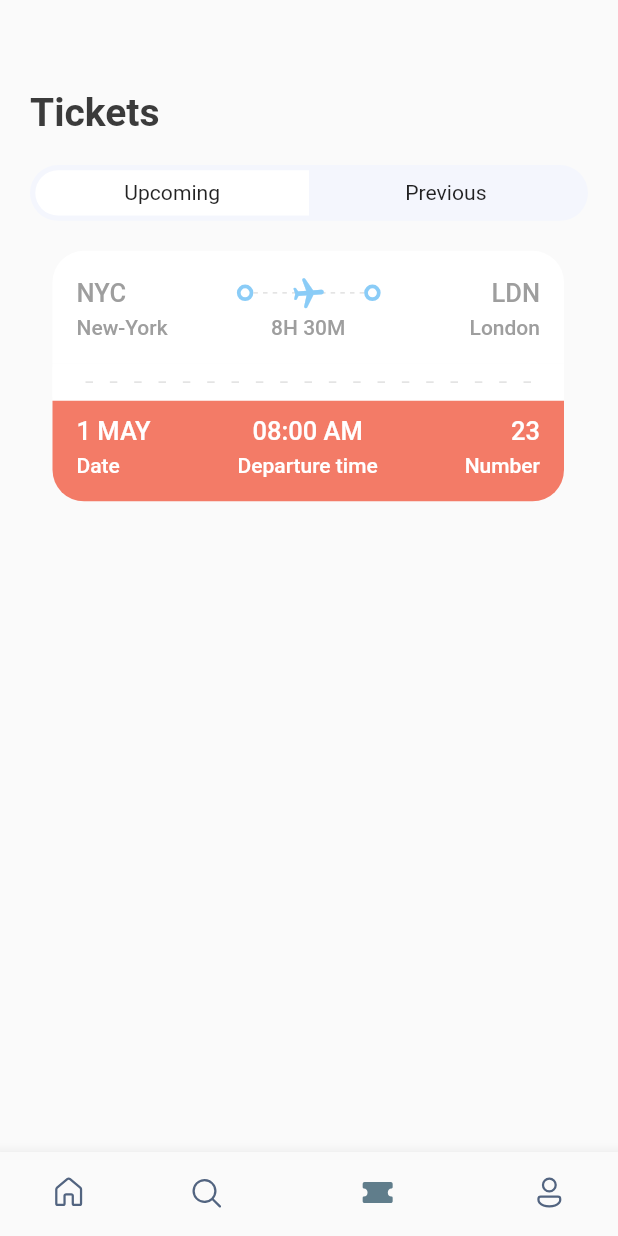
After one commit to Linabousbih/TravelApp, a Flutter app: the screen it shows after launch, item 3 of the bottom bar chosen, on a phone screen of 412 x 824 dp. The commit adds this screen. Run offline on Flutter 3.47's test engine with Material 2 defaults, Android fonts, the phone set to English and light mode, and no system bars; our stand-ins replace fluentui_icons, gap, get.

Commit message:
Third page

```diff
--- a/lib/screens/bottom_bar.dart
+++ b/lib/screens/bottom_bar.dart
@@ -1,5 +1,6 @@
 import 'package:first_one/screens/home_screen.dart';
 import 'package:first_one/screens/search_screen.dart';
+import 'package:first_one/screens/ticket_screen.dart';
 import 'package:fluentui_icons/fluentui_icons.dart';
 import 'package:flutter/cupertino.dart';
 import 'package:flutter/material.dart';
@@ -18,7 +19,7 @@ int _selectedIndex=0;
   static final List<Widget> _widgetOptions = <Widget>[
     const HomeScreen(),
     const SearchScreen(),
-    const Text("Tickets"),
+    const TicketScreen(),
     const Text("Profile")
   ];
 
--- a/lib/screens/search_screen.dart
+++ b/lib/screens/search_screen.dart
@@ -2,6 +2,7 @@ import 'package:first_one/utils/app_layout.dart';
 import 'package:first_one/utils/app_styles.dart';
 import 'package:first_one/widgets/double_text_widget.dart';
 import 'package:first_one/widgets/icon_text_widget.dart';
+import 'package:first_one/widgets/ticket_tabs.dart';
 import 'package:flutter/material.dart';
 import 'package:first_one/utils/app_styles.dart';
 import 'package:gap/gap.dart';
@@ -28,50 +29,7 @@ class SearchScreen extends StatelessWidget {
 
             /*************************First part***********************/
 
-            FittedBox(
-              child: Container(
-                padding: EdgeInsets.all(3.5),
-                child: Row(
-                  children: [
-                    /*
-                *********************
-                ***Airline tickets***
-                *********************
-                */
-                    Container(
-                      padding: EdgeInsets.symmetric(
-                          vertical: AppLayout.getHeight(7)),
-                      width: size.width * .44,
-                      decoration: BoxDecoration(
-                          borderRadius: BorderRadius.horizontal(
-                              left: Radius.circular(AppLayout.getHeight(50))),
-                          color: Colors.white),
-                      child: Center(child: Text("Aireline tickets")),
-                    ),
-
-                    /*
-                *********************
-                ***Hotels***
-                *********************
-                */
-                    Container(
-                      padding: EdgeInsets.symmetric(
-                          vertical: AppLayout.getHeight(7)),
-                      width: size.width * .44,
-                      decoration: BoxDecoration(
-                          borderRadius: BorderRadius.horizontal(
-                              right: Radius.circular(AppLayout.getHeight(50))),
-                          color: Colors.transparent),
-                      child: Center(child: Text("Hotels")),
-                    )
-                  ],
-                ),
-                decoration: BoxDecoration(
-                    borderRadius:
-                        BorderRadius.circular(AppLayout.getHeight(50)),
-                    color: const Color(0xFFF4F6FD)),
-              ),
-            ),
+            const AppTicketsTabs(firstTab: "Airline tickets", secondTab: "Hotels"),
             Gap(AppLayout.getHeight(25)),
 
             /*************************Second part***********************/
--- /dev/null
+++ b/lib/screens/ticket_screen.dart
@@ -0,0 +1,36 @@
+import 'package:first_one/screens/ticket_view.dart';
+import 'package:first_one/utils/app_info_list.dart';
+import 'package:first_one/utils/app_layout.dart';
+import 'package:first_one/utils/app_styles.dart';
+import 'package:first_one/widgets/ticket_tabs.dart';
+import 'package:flutter/material.dart';
+import 'package:gap/gap.dart';
+
+class TicketScreen extends StatelessWidget {
+  const TicketScreen({super.key});
+
+  @override
+  Widget build(BuildContext context) {
+    final size = AppLayout.getSize(context);
+    return Scaffold(
+      body: ListView(
+          padding: EdgeInsets.symmetric(
+              vertical: AppLayout.getHeight(20),
+              horizontal: AppLayout.getWidth(20)),
+          children: [
+            Gap(AppLayout.getHeight(40)),
+            Text(
+              "Tickets",
+              style: Styles.headlineStyle,
+            ),
+            Gap(AppLayout.getHeight(20)),
+            AppTicketsTabs(firstTab: "Upcoming", secondTab: "Previous"),
+            Gap(AppLayout.getHeight(20)),
+            Container(
+              padding: EdgeInsets.only(left: AppLayout.getHeight(15)),
+              child: TicketView(ticket: ticketList[0],isColor: true,)
+            )
+          ]),
+    );
+  }
+}
--- a/lib/screens/ticket_view.dart
+++ b/lib/screens/ticket_view.dart
@@ -7,14 +7,16 @@ import 'package:gap/gap.dart';
 
 class TicketView extends StatelessWidget {
   final Map<String, dynamic> ticket;
-  const TicketView({Key? key, required this.ticket}):super(key : key);
+  final bool? isColor;
+  const TicketView({Key? key, required this.ticket, this.isColor})
+      : super(key: key);
 
   @override
   Widget build(BuildContext context) {
     final size = AppLayout.getSize(context);
 
     return SizedBox(
-      width: size.width*0.85,
+      width: size.width * 0.85,
       height: AppLayout.getHeight(200),
       child: Container(
         margin: EdgeInsets.only(right: AppLayout.getHeight(16)),
@@ -25,20 +27,25 @@ class TicketView extends StatelessWidget {
             /////////////////////////////
             Container(
               decoration: BoxDecoration(
-                  color: const Color(0xFF526799),
+                  color:
+                      isColor == null ? const Color(0xFF526799) : Colors.white,
                   borderRadius: BorderRadius.only(
                       topLeft: Radius.circular(AppLayout.getHeight(21)),
                       topRight: Radius.circular(AppLayout.getHeight(21)))),
-              padding:  EdgeInsets.all(AppLayout.getHeight(16)),
+              padding: EdgeInsets.all(AppLayout.getHeight(16)),
               child: Column(
                 children: [
                   Row(
                     children: [
-                      Text(ticket['from']['code'], //To access a map inside a map we do variableName[][]
-                          style: Styles.headlineStyleS
-                              .copyWith(color: Colors.white)),
+                      Text(
+                          ticket['from'][
+                              'code'], //To access a map inside a map we do variableName[][]
+                          style: isColor == null
+                              ? Styles.headlineStyleS
+                                  .copyWith(color: Colors.white)
+                              : Styles.headlineStyleS),
                       const Spacer(),
-                      Dot(),
+                      Dot(isColor: true),
                       Expanded(
                         child: Stack(
                           children: [
@@ -59,7 +66,9 @@ class TicketView extends StatelessWidget {
                                               height: 1,
                                               child: DecoratedBox(
                                                   decoration: BoxDecoration(
-                                                color: Colors.white,
+                                                color: isColor == null
+                                                    ? Colors.white
+                                                    : Colors.grey.shade300,
                                               )),
                                             )),
                                   );
@@ -71,17 +80,23 @@ class TicketView extends StatelessWidget {
                               angle: 1.5,
                               child: Icon(
                                 Icons.local_airport_rounded,
-                                color: Colors.white,
+                                color: isColor == null
+                                    ? Colors.white
+                                    : Color(0xFF8ACCF7),
                               ),
                             )),
                           ],
                         ),
                       ),
-                      Dot(),
+                      Dot(
+                        isColor: true,
+                      ),
                       const Spacer(),
                       Text(ticket['to']['code'],
-                          style: Styles.headlineStyleS
-                              .copyWith(color: Colors.white)),
+                          style: isColor == null
+                              ? Styles.headlineStyleS
+                                  .copyWith(color: Colors.white)
+                              : Styles.headlineStyleS),
                     ],
                   ),
                   const Gap(3),
@@ -91,19 +106,25 @@ class TicketView extends StatelessWidget {
                       SizedBox(
                           width: AppLayout.getWidth(100),
                           child: Text(ticket['from']['name'],
-                              style: Styles.headlineStyleXS
-                                  .copyWith(color: Colors.white))),
+                              style: isColor == null
+                                  ? Styles.headlineStyleXS
+                                      .copyWith(color: Colors.white)
+                                  : Styles.headlineStyleXS)),
                       Text(
                         ticket['flying_time'],
-                        style: Styles.headlineStyleXS
-                            .copyWith(color: Colors.white),
+                        style: isColor == null
+                            ? Styles.headlineStyleXS
+                                .copyWith(color: Colors.white)
+                            : Styles.headlineStyleXS,
                       ),
                       SizedBox(
                           width: AppLayout.getWidth(100),
                           child: Text(ticket['to']['name'],
                               textAlign: TextAlign.end,
-                              style: Styles.headlineStyleXS
-                                  .copyWith(color: Colors.white))),
+                              style: isColor == null
+                                  ? Styles.headlineStyleXS
+                                      .copyWith(color: Colors.white)
+                                  : Styles.headlineStyleXS)),
                     ],
                   )
                 ],
@@ -115,7 +136,7 @@ class TicketView extends StatelessWidget {
             /////////////////////////////
 
             Container(
-              color: Styles.orangeColor,
+              color:isColor==null ? Styles.orangeColor: Colors.white,
               child: Row(
                 children: [
                   SizedBox(
@@ -125,8 +146,10 @@ class TicketView extends StatelessWidget {
                         decoration: BoxDecoration(
                             color: Colors.white,
                             borderRadius: BorderRadius.only(
-                                topRight: Radius.circular(AppLayout.getHeight(10)),
-                                bottomRight: Radius.circular(AppLayout.getHeight(10))))),
+                                topRight:
+                                    Radius.circular(AppLayout.getHeight(10)),
+                                bottomRight:
+                                    Radius.circular(AppLayout.getHeight(10))))),
                   ),
                   Expanded(
                     child: Padding(
@@ -144,7 +167,7 @@ class TicketView extends StatelessWidget {
                                       height: AppLayout.getHeight(1),
                                       child: DecoratedBox(
                                           decoration: BoxDecoration(
-                                        color: Colors.white,
+                                        color:isColor==null ? Colors.white:Colors.grey.shade300,
                                       )),
                                     )),
                           );
@@ -159,8 +182,10 @@ class TicketView extends StatelessWidget {
                         decoration: BoxDecoration(
                             color: Colors.white,
                             borderRadius: BorderRadius.only(
-                                topLeft: Radius.circular(AppLayout.getHeight(10)),
-                                bottomLeft: Radius.circular(AppLayout.getHeight(10))))),
+                                topLeft:
+                                    Radius.circular(AppLayout.getHeight(10)),
+                                bottomLeft:
+                                    Radius.circular(AppLayout.getHeight(10))))),
                   )
                 ],
               ),
@@ -171,7 +196,8 @@ class TicketView extends StatelessWidget {
                   borderRadius: BorderRadius.only(
                       bottomLeft: Radius.circular(AppLayout.getHeight(21)),
                       bottomRight: Radius.circular(AppLayout.getHeight(21)))),
-              padding: EdgeInsets.only(left:16,top:10,right:16,bottom: 16),
+              padding:
+                  EdgeInsets.only(left: 16, top: 10, right: 16, bottom: 16),
               child: Column(
                 children: [
                   Row(
@@ -181,11 +207,15 @@ class TicketView extends StatelessWidget {
                         children: [
                           Text(
                             ticket['date'],
-                            style:
-                                Styles.headlineStyleS.copyWith(color: Colors.white),
+                            style: Styles.headlineStyleS
+                                .copyWith(color: Colors.white),
                           ),
                           const Gap(5),
-                          Text("Date",style: Styles.headlineStyleXS.copyWith(color: Colors.white),)
+                          Text(
+                            "Date",
+                            style: Styles.headlineStyleXS
+                                .copyWith(color: Colors.white),
+                          )
                         ],
                       ),
                       const Spacer(),
@@ -197,7 +227,11 @@ class TicketView extends StatelessWidget {
                                 .copyWith(color: Colors.white),
                           ),
                           const Gap(5),
-                          Text("Departure time",style: Styles.headlineStyleXS.copyWith(color: Colors.white),)
+                          Text(
+                            "Departure time",
+                            style: Styles.headlineStyleXS
+                                .copyWith(color: Colors.white),
+                          )
                         ],
                       ),
                       const Spacer(),
@@ -206,11 +240,15 @@ class TicketView extends StatelessWidget {
                         children: [
                           Text(
                             ticket['number'].toString(),
-                            style:
-                                Styles.headlineStyleS.copyWith(color: Colors.white),
+                            style: Styles.headlineStyleS
+                                .copyWith(color: Colors.white),
                           ),
                           const Gap(5),
-                          Text("Number",style: Styles.headlineStyleXS.copyWith(color: Colors.white),)
+                          Text(
+                            "Number",
+                            style: Styles.headlineStyleXS
+                                .copyWith(color: Colors.white),
+                          )
                         ],
                       ),
                     ],
--- a/lib/widgets/dot.dart
+++ b/lib/widgets/dot.dart
@@ -1,7 +1,8 @@
 import 'package:flutter/material.dart';
 
 class Dot extends StatelessWidget {
-  const Dot({super.key});
+  final bool? isColor;
+  const Dot({Key ? key , this.isColor}) : super (key : key);
 
   @override
   Widget build(BuildContext context) {
@@ -9,7 +10,7 @@ class Dot extends StatelessWidget {
       padding : const EdgeInsets.all(3.0),
       decoration: BoxDecoration(
         borderRadius: BorderRadius.circular(20),
-        border: Border.all(color: Colors.white, width:2.5)
+        border: Border.all(color: isColor==null ? Colors.white:Color(0xFF8ACCF7), width:2.5)
       ),
     );
   }
--- /dev/null
+++ b/lib/widgets/ticket_tabs.dart
@@ -0,0 +1,58 @@
+import 'package:first_one/utils/app_layout.dart';
+import 'package:flutter/material.dart';
+
+class AppTicketsTabs extends StatelessWidget {
+
+  final String firstTab;
+  final String secondTab;
+  const AppTicketsTabs({Key ? key, required this.firstTab, required this.secondTab}) : super (key : key);
+
+  @override
+  Widget build(BuildContext context) {
+    final size= AppLayout.getSize(context);
+    return FittedBox(
+              child: Container(
+                padding: EdgeInsets.all(3.5),
+                child: Row(
+                  children: [
+                    /*
+                *********************
+                ***First Tab***
+                *********************
+                */
+                    Container(
+                      padding: EdgeInsets.symmetric(
+                          vertical: AppLayout.getHeight(7)),
+                      width: size.width * .44,
+                      decoration: BoxDecoration(
+                          borderRadius: BorderRadius.horizontal(
+                              left: Radius.circular(AppLayout.getHeight(50))),
+                          color: Colors.white),
+                      child: Center(child: Text(firstTab)),
+                    ),
+
+                    /*
+                *********************
+                ***Second Tab***
+                *********************
+                */
+                    Container(
+                      padding: EdgeInsets.symmetric(
+                          vertical: AppLayout.getHeight(7)),
+                      width: size.width * .44,
+                      decoration: BoxDecoration(
+                          borderRadius: BorderRadius.horizontal(
+                              right: Radius.circular(AppLayout.getHeight(50))),
+                          color: Colors.transparent),
+                      child: Center(child: Text(secondTab)),
+                    )
+                  ],
+                ),
+                decoration: BoxDecoration(
+                    borderRadius:
+                        BorderRadius.circular(AppLayout.getHeight(50)),
+                    color: const Color(0xFFF4F6FD)),
+              ),
+            );
+  }
+}
```
